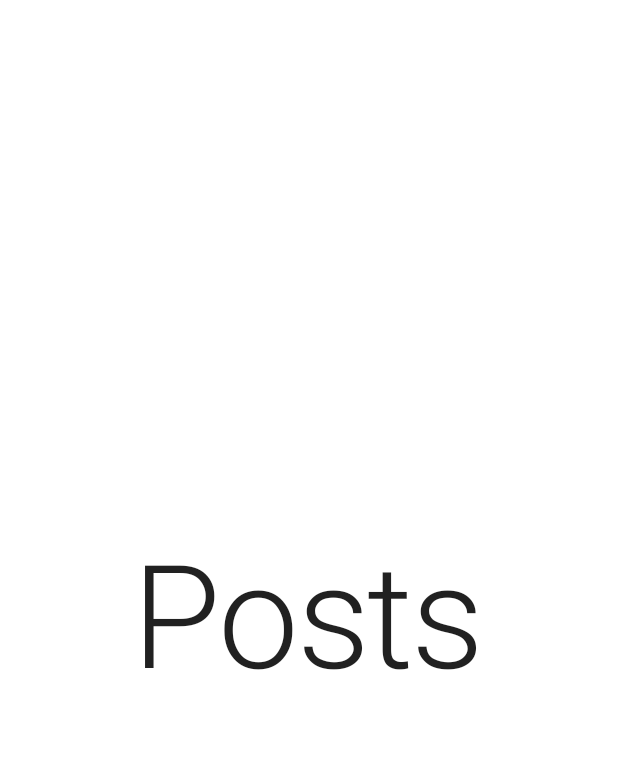
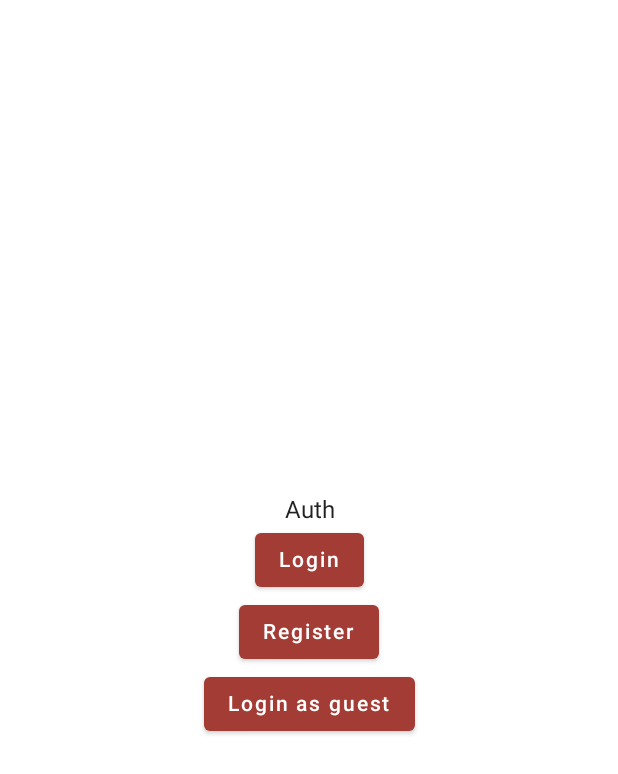
Before and after one commit to MarioSomodi/Imageverse, an Android app built with Jetpack Compose: the screen it shows after launch (MainActivity), on a phone screen of 412 x 824 dp. Shown: the top 774 px of the screen. Run offline under Robolectric (Android 15) with nearby library versions, the phone set to English and light mode, and no system bars.

Commit message:
Implemented navigation for user and guest -> TODO : implement navigation for admin user because he will have some additional screens -> Add a roles enum -> Added dependency for reflection

```diff
--- a/app/build.gradle
+++ b/app/build.gradle
@@ -71,4 +71,7 @@ dependencies {
 
     //material icons
     implementation "androidx.compose.material:material-icons-extended:$compose_ui_version"
+
+    //reflection
+    implementation "org.jetbrains.kotlin:kotlin-reflect:1.6.10"
 }
--- a/app/src/main/java/com/msomodi/imageverse/MainActivity.kt
+++ b/app/src/main/java/com/msomodi/imageverse/MainActivity.kt
@@ -7,8 +7,9 @@ import androidx.compose.foundation.layout.fillMaxSize
 import androidx.compose.material.MaterialTheme
 import androidx.compose.material.Surface
 import androidx.compose.ui.Modifier
+import androidx.navigation.compose.rememberNavController
 import com.msomodi.imageverse.ui.theme.ImageverseTheme
-import com.msomodi.imageverse.view.main.PostsScreen
+import com.msomodi.imageverse.view.nav.RootNavGraph
 
 class MainActivity : ComponentActivity() {
     override fun onCreate(savedInstanceState: Bundle?) {
@@ -19,7 +20,7 @@ class MainActivity : ComponentActivity() {
                     modifier = Modifier.fillMaxSize(),
                     color = MaterialTheme.colors.background
                 ) {
-                    PostsScreen()
+                    RootNavGraph(navController = rememberNavController())
                 }
             }
         }
--- /dev/null
+++ b/app/src/main/java/com/msomodi/imageverse/view/AuthScreen.kt
@@ -0,0 +1,6 @@
+package com.msomodi.imageverse.view
+
+sealed class AuthScreen(val route: String) {
+    object Login: AuthScreen(route = "login")
+    object Register: AuthScreen(route = "register")
+}
--- /dev/null
+++ b/app/src/main/java/com/msomodi/imageverse/view/auth/AuthenticationScreen.kt
@@ -0,0 +1,46 @@
+package com.msomodi.imageverse.view.auth
+
+import androidx.compose.foundation.layout.Arrangement
+import androidx.compose.foundation.layout.Column
+import androidx.compose.foundation.layout.fillMaxSize
+import androidx.compose.material.Button
+import androidx.compose.material.Text
+import androidx.compose.runtime.Composable
+import androidx.compose.ui.Alignment
+import androidx.compose.ui.Modifier
+import androidx.compose.ui.modifier.modifierLocalConsumer
+import androidx.compose.ui.res.stringResource
+import androidx.compose.ui.text.style.TextAlign
+import com.msomodi.imageverse.R
+
+@Composable
+fun AuthenticationScreen(
+    modifier : Modifier = Modifier,
+    icon : Int,
+    onLogin : () -> Unit,
+    onRegister : () -> Unit,
+    onGuestLogin : () -> Unit,
+){
+    Column (
+        modifier = modifier.fillMaxSize(),
+        horizontalAlignment = Alignment.CenterHorizontally,
+        verticalArrangement = Arrangement.Center)
+    {
+        Text(
+            text = "Auth",
+            textAlign = TextAlign.Center
+        )
+        Button(
+                content = { Text(text = stringResource(R.string.login))},
+                onClick = onLogin
+            )
+        Button(
+            content = { Text(text = stringResource(R.string.register))},
+            onClick = onRegister
+        )
+        Button(
+            content = { Text(text = stringResource(R.string.login_as_guest))},
+            onClick = onGuestLogin
+        )
+    }
+}
--- /dev/null
+++ b/app/src/main/java/com/msomodi/imageverse/view/nav/AuthNavGraph.kt
@@ -0,0 +1,48 @@
+package com.msomodi.imageverse.view.nav
+
+import androidx.navigation.NavGraphBuilder
+import androidx.navigation.NavHostController
+import androidx.navigation.compose.composable
+import androidx.navigation.navigation
+import com.msomodi.imageverse.view.AuthScreen
+import com.msomodi.imageverse.view.auth.AuthenticationScreen
+
+fun NavGraphBuilder.authNavGraph(navController: NavHostController){
+    val guestLogin : () -> Unit = {
+        navController.popBackStack()
+        navController.navigate(Graph.GUEST)
+    }
+    navigation(
+        route = Graph.AUTH,
+        startDestination = AuthScreen.Login.route
+    ){
+        composable(route = AuthScreen.Login.route) {
+            AuthenticationScreen(
+                icon = 0,
+                onLogin = {
+                    navController.popBackStack()
+                    navController.navigate(Graph.USER)
+                },
+                onRegister = {
+                    navController.popBackStack()
+                    navController.navigate(AuthScreen.Register.route)
+                },
+                onGuestLogin = guestLogin
+            )
+        }
+        composable(route = AuthScreen.Register.route) {
+            AuthenticationScreen(
+                icon = 0,
+                onLogin = {
+                    navController.popBackStack()
+                    navController.navigate(AuthScreen.Login.route)
+                },
+                onRegister = {
+                    navController.popBackStack()
+                    navController.navigate(Graph.USER)
+                },
+                onGuestLogin = guestLogin
+            )
+        }
+    }
+}
--- /dev/null
+++ b/app/src/main/java/com/msomodi/imageverse/view/nav/RootNavGraph.kt
@@ -0,0 +1,21 @@
+package com.msomodi.imageverse.view.nav
+
+import androidx.compose.runtime.Composable
+import androidx.navigation.NavHostController
+import androidx.navigation.compose.NavHost
+import androidx.navigation.compose.composable
+import com.msomodi.imageverse.view.GuestScreen
+import com.msomodi.imageverse.view.UserScreen
+
+@Composable
+fun RootNavGraph(navController: NavHostController){
+    NavHost(navController = navController, startDestination = Graph.AUTH , route = Graph.ROOT ){
+        authNavGraph(navController)
+        composable(route = Graph.USER){
+            UserScreen()
+        }
+        composable(route = Graph.GUEST){
+            GuestScreen()
+        }
+    }
+}
--- a/app/src/main/res/values/strings.xml
+++ b/app/src/main/res/values/strings.xml
@@ -3,4 +3,7 @@
     <string name="postsScreenTitle">Posts</string>
     <string name="profileScreenTitle">Profile</string>
     <string name="searchScreenTitle">Search</string>
+    <string name="login">Login</string>
+    <string name="register">Register</string>
+    <string name="login_as_guest">Login as guest</string>
 </resources>
```
Also changed, not shown: app/src/main/java/com/msomodi/imageverse/view/BottomNavScreen.kt (+9 -4 lines), app/src/main/java/com/msomodi/imageverse/view/GuestScreen.kt (added, +22 -0 lines), app/src/main/java/com/msomodi/imageverse/view/UserScreen.kt (added, +22 -0 lines), app/src/main/java/com/msomodi/imageverse/view/auth/Roles.kt (added, +7 -0 lines), app/src/main/java/com/msomodi/imageverse/view/main/ProfileScreen.kt (+31 -2 lines), app/src/main/java/com/msomodi/imageverse/view/main/SearchScreen.kt (+31 -2 lines), app/src/main/java/com/msomodi/imageverse/view/nav/BottomBar.kt (added, +54 -0 lines), app/src/main/java/com/msomodi/imageverse/view/nav/Graph.kt (added, +9 -0 lines), app/src/main/java/com/msomodi/imageverse/view/nav/GuestBottomNavGraph.kt (renamed from app/src/main/java/com/msomodi/imageverse/view/nav/BottomNavGraph.kt, +1 -9 lines), app/src/main/java/com/msomodi/imageverse/view/nav/UserBottomNavGraph.kt (added, +25 -0 lines).
